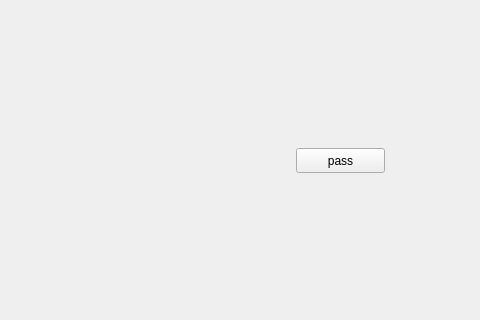
Old version of the form graphics/rakab/playground.ui in the repository pouyatavakoli/Rakab; both pictures show x 204 to 684 and y 232 to 552 of the 1089 by 783 pixel window.
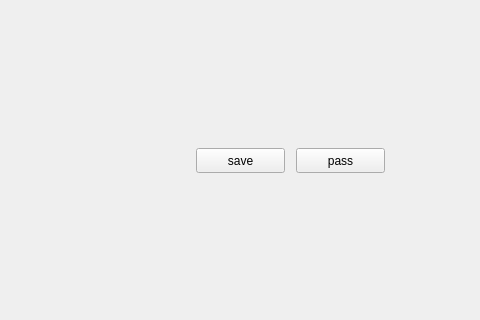
New version of the form.

```diff
--- a/graphics/rakab/playground.ui
+++ b/graphics/rakab/playground.ui
@@ -179,6 +179,19 @@
     <string>pass</string>
    </property>
   </widget>
+  <widget class="QPushButton" name="save_pb">
+   <property name="geometry">
+    <rect>
+     <x>400</x>
+     <y>380</y>
+     <width>89</width>
+     <height>25</height>
+    </rect>
+   </property>
+   <property name="text">
+    <string>save</string>
+   </property>
+  </widget>
  </widget>
  <resources/>
  <connections/>
```
